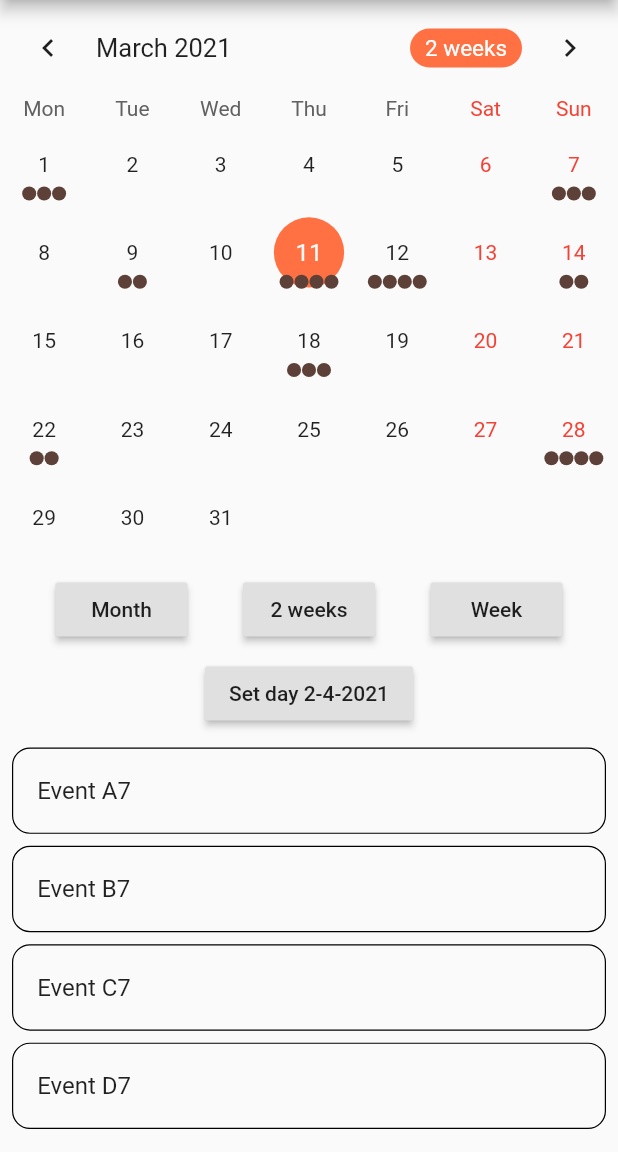
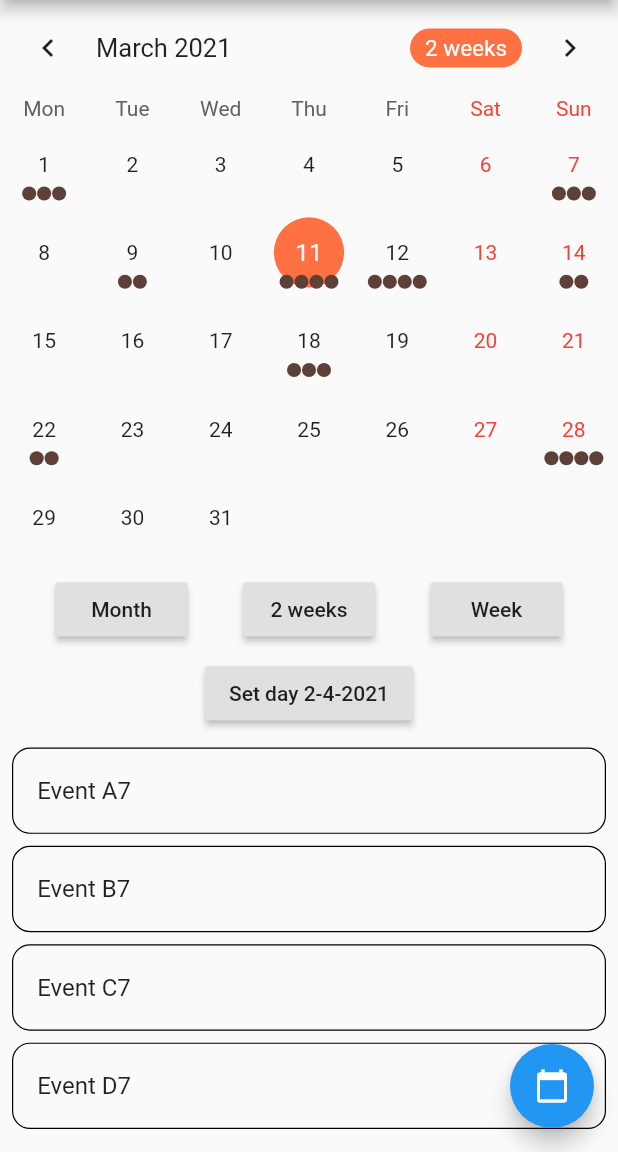
Before and after one commit to kingadamo/betaTestCalendrierMagique, a Flutter app: the screen it shows after launch, on a phone screen of 412 x 824 dp, the part 84-1236 px from its top. Run offline on Flutter 3.47's test engine with Material 2 defaults, Android fonts, the phone set to English and light mode, and no system bars; drawn by our look-alikes of table_calendar.

Commit message:
Ajout du boutton flottant

```diff
--- a/lib/main.dart
+++ b/lib/main.dart
@@ -40,9 +40,14 @@ class MyHomePage extends StatefulWidget {
 class _MyHomePageState extends State<MyHomePage> with TickerProviderStateMixin {
   Map<DateTime, List> _events;
   List _selectedEvents;
+  int _counter = 0;
   AnimationController _animationController;
   CalendarController _calendarController;
-
+  void _incrementCounter() { // Fn Action à l'appui du bouton
+    setState(() {
+      _counter = _counter + 2; // inventer qqch
+    });
+  }
   @override
   void initState() {
     super.initState();
@@ -153,8 +158,15 @@ class _MyHomePageState extends State<MyHomePage> with TickerProviderStateMixin {
           const SizedBox(height: 8.0),
           _buildButtons(),
           const SizedBox(height: 8.0),
+
           Expanded(child: _buildEventList()),
+
         ],
+      ),
+      floatingActionButton: FloatingActionButton(
+        onPressed: _incrementCounter,
+        tooltip: 'Increment',
+        child: Icon(Icons.calendar_today),
       ),
     );
   }
@@ -189,7 +201,7 @@ class _MyHomePageState extends State<MyHomePage> with TickerProviderStateMixin {
   // More advanced TableCalendar configuration (using Builders & Styles)
   Widget _buildTableCalendarWithBuilders() {
     return TableCalendar(
-      locale: 'pl_PL',
+      locale: 'fr_FR',
       calendarController: _calendarController,
       events: _events,
       holidays: _holidays,
@@ -356,6 +368,7 @@ class _MyHomePageState extends State<MyHomePage> with TickerProviderStateMixin {
               DateTime(dateTime.year, dateTime.month, dateTime.day),
               runCallback: true,
             );
+
           },
         ),
       ],
```
Also changed, not shown: 1 other file.
